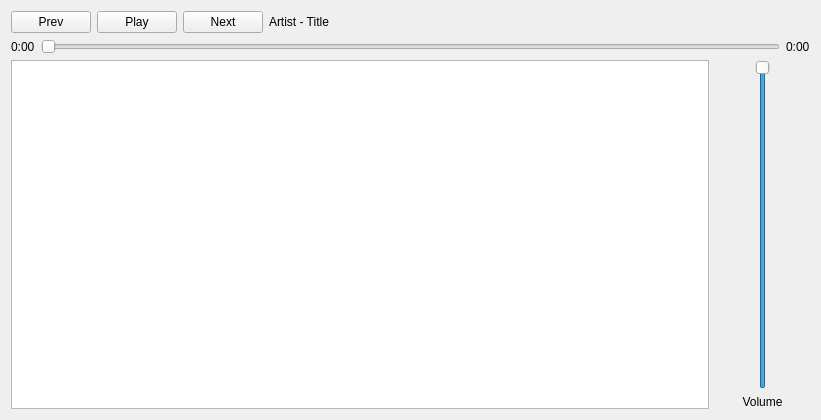
First picture: the form in mainwindow.ui, repository andrewrk/TrenchBowl, before the edit.
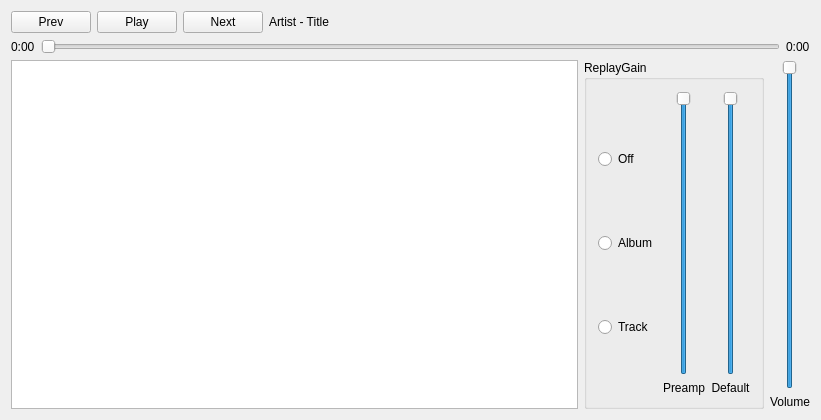
Second picture: the form after the edit. Custom widgets are drawn as their Qt base class.

Commit message: hook up volume controls

The edit to the form file:
```diff
--- a/mainwindow.ui
+++ b/mainwindow.ui
@@ -14,7 +14,7 @@
    <string>TrenchBowl</string>
   </property>
   <widget class="QWidget" name="centralWidget">
-   <layout class="QVBoxLayout" name="verticalLayout_2">
+   <layout class="QVBoxLayout" name="verticalLayout_5">
     <item>
      <layout class="QHBoxLayout" name="horizontalLayout">
       <item>
@@ -99,26 +99,136 @@
         </property>
        </widget>
       </item>
+      <item>
+       <widget class="QGroupBox" name="groupBox">
+        <property name="title">
+         <string>ReplayGain</string>
+        </property>
+        <layout class="QHBoxLayout" name="horizontalLayout_5">
+         <item>
+          <layout class="QVBoxLayout" name="verticalLayout_4">
+           <item>
+            <widget class="QRadioButton" name="optRgOff">
+             <property name="sizePolicy">
+              <sizepolicy hsizetype="Minimum" vsizetype="Fixed">
+               <horstretch>0</horstretch>
+               <verstretch>0</verstretch>
+              </sizepolicy>
+             </property>
+             <property name="text">
+              <string>Off</string>
+             </property>
+            </widget>
+           </item>
+           <item>
+            <widget class="QRadioButton" name="optRgAlbum">
+             <property name="sizePolicy">
+              <sizepolicy hsizetype="Minimum" vsizetype="Fixed">
+               <horstretch>0</horstretch>
+               <verstretch>0</verstretch>
+              </sizepolicy>
+             </property>
+             <property name="text">
+              <string>Album</string>
+             </property>
+            </widget>
+           </item>
+           <item>
+            <widget class="QRadioButton" name="optRgTrack">
+             <property name="sizePolicy">
+              <sizepolicy hsizetype="Minimum" vsizetype="Fixed">
+               <horstretch>0</horstretch>
+               <verstretch>0</verstretch>
+              </sizepolicy>
+             </property>
+             <property name="text">
+              <string>Track</string>
+             </property>
+            </widget>
+           </item>
+          </layout>
+         </item>
+         <item>
+          <layout class="QVBoxLayout" name="verticalLayout_2">
+           <item>
+            <layout class="QHBoxLayout" name="horizontalLayout_7">
+             <item>
+              <widget class="QSlider" name="preampSlider">
+               <property name="maximum">
+                <number>65535</number>
+               </property>
+               <property name="singleStep">
+                <number>100</number>
+               </property>
+               <property name="pageStep">
+                <number>1000</number>
+               </property>
+               <property name="value">
+                <number>65535</number>
+               </property>
+               <property name="orientation">
+                <enum>Qt::Vertical</enum>
+               </property>
+              </widget>
+             </item>
+            </layout>
+           </item>
+           <item>
+            <widget class="QLabel" name="label_4">
+             <property name="text">
+              <string>Preamp</string>
+             </property>
+             <property name="alignment">
+              <set>Qt::AlignCenter</set>
+             </property>
+            </widget>
+           </item>
+          </layout>
+         </item>
+         <item>
+          <layout class="QVBoxLayout" name="verticalLayout_3">
+           <item>
+            <layout class="QHBoxLayout" name="horizontalLayout_8">
+             <item>
+              <widget class="QSlider" name="defaultSlider">
+               <property name="maximum">
+                <number>65535</number>
+               </property>
+               <property name="singleStep">
+                <number>100</number>
+               </property>
+               <property name="pageStep">
+                <number>1000</number>
+               </property>
+               <property name="value">
+                <number>65535</number>
+               </property>
+               <property name="orientation">
+                <enum>Qt::Vertical</enum>
+               </property>
+              </widget>
+             </item>
+            </layout>
+           </item>
+           <item>
+            <widget class="QLabel" name="label_5">
+             <property name="text">
+              <string>Default</string>
+             </property>
+             <property name="alignment">
+              <set>Qt::AlignCenter</set>
+             </property>
+            </widget>
+           </item>
+          </layout>
+         </item>
+        </layout>
+       </widget>
+      </item>
       <item>
        <layout class="QVBoxLayout" name="verticalLayout">
         <item>
          <layout class="QHBoxLayout" name="horizontalLayout_4">
-          <item>
-           <spacer name="horizontalSpacer">
-            <property name="orientation">
-             <enum>Qt::Horizontal</enum>
-            </property>
-            <property name="sizeType">
-             <enum>QSizePolicy::Ignored</enum>
-            </property>
-            <property name="sizeHint" stdset="0">
-             <size>
-              <width>40</width>
-              <height>20</height>
-             </size>
-            </property>
-           </spacer>
-          </item>
           <item>
            <widget class="QSlider" name="volSlider">
             <property name="maximum">
@@ -138,22 +248,6 @@
             </property>
            </widget>
           </item>
-          <item>
-           <spacer name="horizontalSpacer_2">
-            <property name="orientation">
-             <enum>Qt::Horizontal</enum>
-            </property>
-            <property name="sizeType">
-             <enum>QSizePolicy::Ignored</enum>
-            </property>
-            <property name="sizeHint" stdset="0">
-             <size>
-              <width>40</width>
-              <height>20</height>
-             </size>
-            </property>
-           </spacer>
-          </item>
          </layout>
         </item>
         <item>
```
The commit also changes 2 other files.
